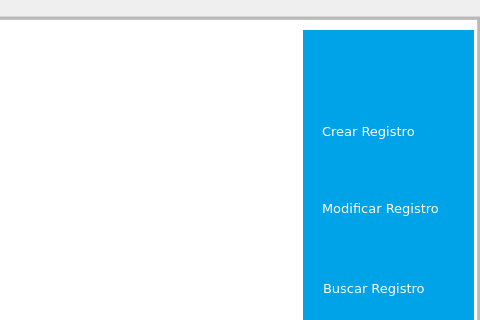
First picture: the form in mainwindow.ui, repository evaldez11/proyecto-EDDII, before the edit; both pictures show x 610 to 1090 and y 0 to 320 of the 1090 by 591 pixel window.
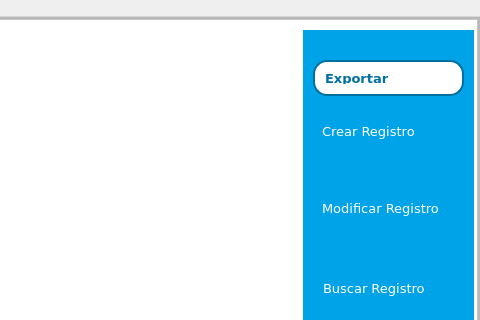
Second picture: the form after the edit. Icons and pictures are not drawn.

```diff
--- a/mainwindow.ui
+++ b/mainwindow.ui
@@ -1243,6 +1243,57 @@
                    <bool>false</bool>
                   </property>
                  </widget>
+                 <widget class="QPushButton" name="pushButtonExportar">
+                  <property name="geometry">
+                   <rect>
+                    <x>10</x>
+                    <y>30</y>
+                    <width>151</width>
+                    <height>36</height>
+                   </rect>
+                  </property>
+                  <property name="font">
+                   <font>
+                    <family>Verdana</family>
+                    <pointsize>10</pointsize>
+                    <bold>true</bold>
+                   </font>
+                  </property>
+                  <property name="cursor">
+                   <cursorShape>PointingHandCursor</cursorShape>
+                  </property>
+                  <property name="styleSheet">
+                   <string notr="true">QPushButton{
+    background: #ffffff;
+    color: #0070A1;
+    border: 2px solid #0070A1;
+    border-radius: 14px;
+    padding: 10px;
+    text-align: left;
+    font-weight: 700;
+}
+
+QPushButton:hover{
+    background: #0070A1;
+    color: #ffffff;
+}</string>
+                  </property>
+                  <property name="text">
+                   <string>Exportar</string>
+                  </property>
+                  <property name="checkable">
+                   <bool>true</bool>
+                  </property>
+                  <property name="checked">
+                   <bool>true</bool>
+                  </property>
+                  <property name="autoExclusive">
+                   <bool>true</bool>
+                  </property>
+                  <property name="flat">
+                   <bool>false</bool>
+                  </property>
+                 </widget>
                 </widget>
                 <widget class="QFrame" name="frame_8">
                  <property name="geometry">
```
